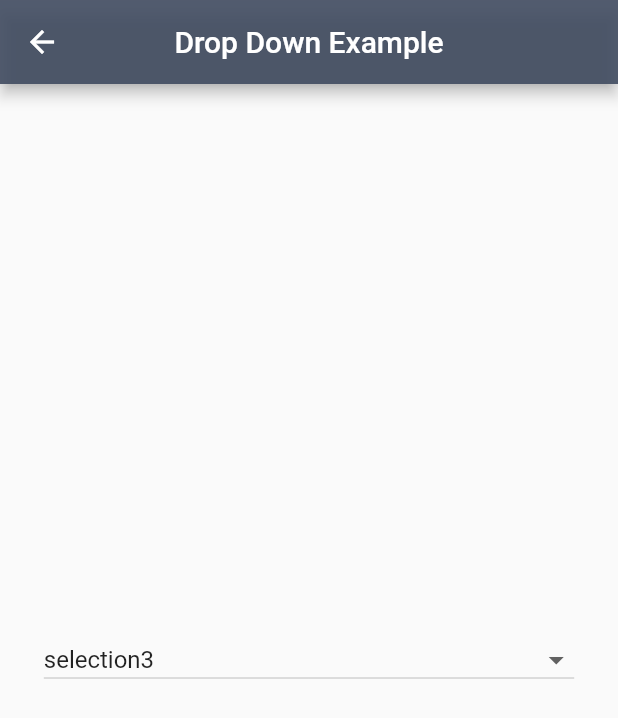
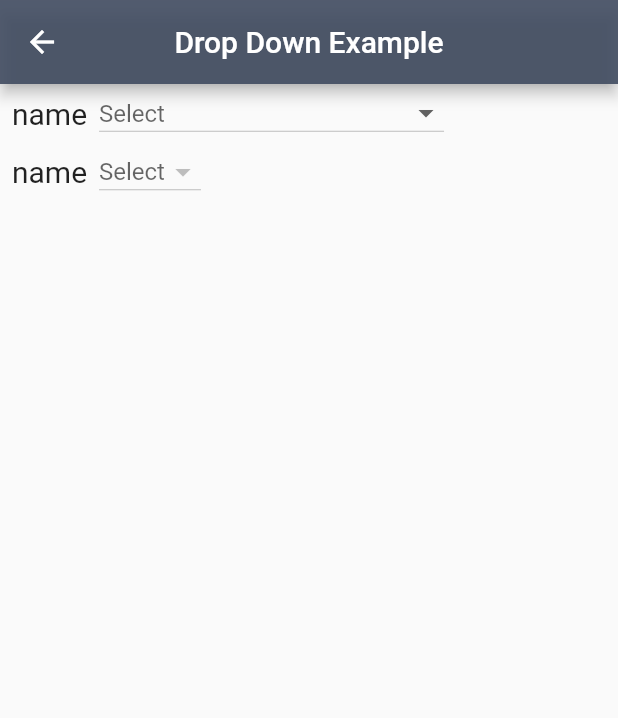
Before and after one commit to Saifallak/listview, a Flutter app: the DropDownListExample screen opened by its route, on a phone screen of 412 x 824 dp. Shown: the top 718 px of the screen. Run offline on Flutter 3.47's test engine with Material 2 defaults, Android fonts, the phone set to English and light mode, and no system bars.

Commit message:
2 selections

```diff
--- a/lib/dropDownListExample.dart
+++ b/lib/dropDownListExample.dart
@@ -16,12 +16,19 @@ class _DropDownListExampleState extends State<DropDownListExample> {
   _DropDownListExampleState(this._mySelection);
 
   String _mySelection;
+  String _mySelection2;
   List<Map> _myJson = [
     {"id": 0, "name": "selection1"},
-    {"id": 1, "name": "some selection yaay"},
+    {
+      "id": 1,
+      "name":
+          "somssssssssssssssssssssssssssssssssssssssssssssssssssssssssssssssssssssss sadasd asdas das dasd asd asd e selection yaay"
+    },
     {"id": 2, "name": "selection3"},
     {"id": 3, "name": "Test Practice"}
   ];
+
+//  bool flag = false;
 
   @override
   void initState() {
@@ -45,14 +52,26 @@ class _DropDownListExampleState extends State<DropDownListExample> {
           centerTitle: true,
           backgroundColor: Color.fromRGBO(64, 75, 96, .9),
         ),
-      body: Center(
-        child: DropdownButton<String>(
+        body: Column(
+          children: <Widget>[
+            Center(
+              child: Row(
+                children: <Widget>[
+                  Padding(
+                    padding: const EdgeInsets.all(8.0),
+                    child: Text(
+                      "name",
+                      style: TextStyle(fontSize: 20.0),
+                    ),
+                  ),
+                  DropdownButton<String>(
                     isDense: true,
                     hint: Text("Select"),
                     value: _mySelection,
                     onChanged: (String Value) {
                       setState(() {
                         _mySelection = Value;
+//                        flag = true;
                       });
                     },
                     items: _myJson.map((Map map) {
@@ -65,7 +84,7 @@ class _DropDownListExampleState extends State<DropDownListExample> {
                           // TODO: He said ,, wrap your text in sized box and give it a width ,, hmm ,, 80% of screen is good i think
                           // TODO: Another Sol.
                           // TODO: You can also use a ConstrainedBox instead of a SizedBox if you want to be able to set min and max widths instead of having a fixed width.
-                width: MediaQuery.of(context).size.width * 0.8,
+                          width: MediaQuery.of(context).size.width * 0.5,
                           child: Text(
                             map["name"],
                             // TODO: This isn't required but better .. shows ... at the end of long long text so it doesn't be ugly
@@ -75,7 +94,54 @@ class _DropDownListExampleState extends State<DropDownListExample> {
                       );
                     }).toList(),
                   ),
+                ],
+              ),
+            ),
+            Center(
+              child: Row(
+                children: <Widget>[
+                  Padding(
+                    padding: const EdgeInsets.all(8.0),
+                    child: Text(
+                      "name",
+                      style: TextStyle(fontSize: 20.0),
+                    ),
+                  ),
+                  DropdownButton<String>(
+                    isDense: true,
+                    hint: Text("Select"),
+                    value: _mySelection2,
+                    onChanged: (String Value) {
+                      setState(() {
+                        _mySelection2 = Value;
+                      });
+                    },
+                    items: _mySelection != null
+                        ? _myJson.map((Map map) {
+                            return DropdownMenuItem<String>(
+                              value: map["id"]
+                                  .toString(), // TODO :Your "value" for DropdownButton should be set to 'null' or or be one from the values list.
+                              // TODO: THis is the value ^^
+                              child: SizedBox(
+                                // TODO: this is a quick fix from : https://stackoverflow.com/a/50345779/8623062
+                                // TODO: He said ,, wrap your text in sized box and give it a width ,, hmm ,, 80% of screen is good i think
+                                // TODO: Another Sol.
+                                // TODO: You can also use a ConstrainedBox instead of a SizedBox if you want to be able to set min and max widths instead of having a fixed width.
+                                width: MediaQuery.of(context).size.width * 0.5,
+                                child: Text(
+                                  map["name"],
+                                  // TODO: This isn't required but better .. shows ... at the end of long long text so it doesn't be ugly
+                                  overflow: TextOverflow.ellipsis,
+                                ),
                               ),
                             );
+                          }).toList()
+                        : null,
+                  ),
+                ],
+              ),
+            ),
+          ],
+        ));
   }
 }
--- a/lib/main.dart
+++ b/lib/main.dart
@@ -14,7 +14,7 @@ class MyApp extends StatelessWidget {
       routes: <String, WidgetBuilder>{
         '/list': (BuildContext context) => ListViewExample(),
         '/date': (BuildContext context) => DatePickerExample(),
-        '/drop': (BuildContext context) => DropDownListExample("2"),
+        '/drop': (BuildContext context) => DropDownListExample(null),
       },
     );
   }
```
Lines whose indentation alone changed are shown as unchanged.
